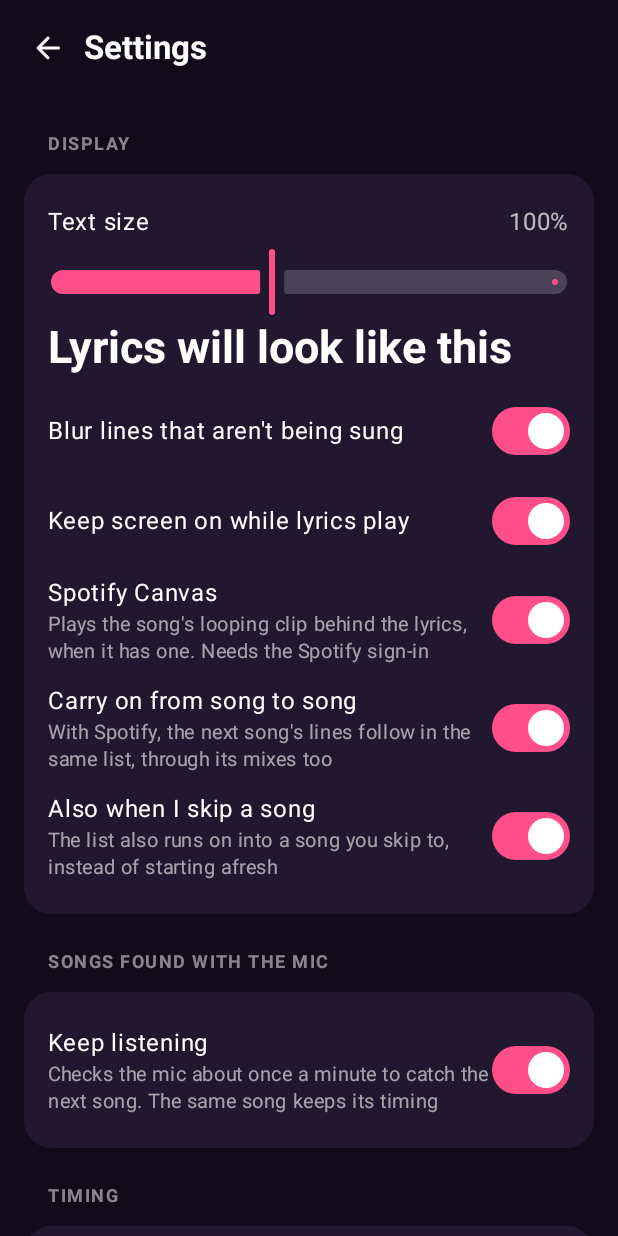
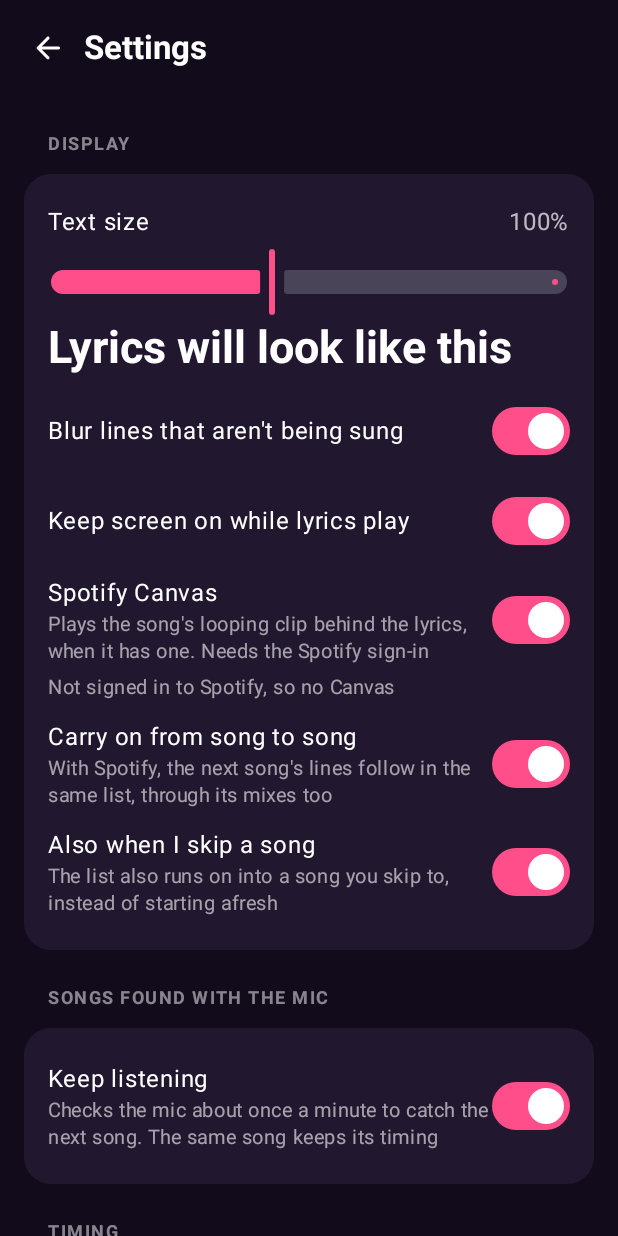
Before and after one commit to kamol1dn/syllable-lyrics, an Android app built with Jetpack Compose: the screen it shows after launch (MainActivity), after a tap on "Settings", on a phone screen of 412 x 824 dp. Run offline under Robolectric (Android 15) with nearby library versions, the phone set to English and light mode, and no system bars; pictures from the network do not load.

Commit message:
Settings say what came of the Canvas lookup for the song that is playing

```diff
--- a/app/src/main/java/dev/kamol1dn/syllable/MainViewModel.kt
+++ b/app/src/main/java/dev/kamol1dn/syllable/MainViewModel.kt
@@ -278,6 +278,7 @@ class MainViewModel(app: Application) : AndroidViewModel(app) {
     private var notMixed: String? = null
     private val mix: MixStore = graph.mix
     val mixStatus: StateFlow<MixStore.Status> = mix.status
+    val canvasStatus: StateFlow<String?> = graph.canvas.status
 
     /**
      * Covers fetched ahead for the last few queued songs, by title. The queue moves on a moment
--- a/app/src/main/java/dev/kamol1dn/syllable/ui/SettingsScreen.kt
+++ b/app/src/main/java/dev/kamol1dn/syllable/ui/SettingsScreen.kt
@@ -193,6 +193,17 @@ fun SettingsScreen(vm: MainViewModel, onBack: () -> Unit, onSpotifyLogin: () ->
                         "Spotify Canvas", s.canvas,
                         subtitle = "Plays the song's looping clip behind the lyrics, when it has one. Needs the Spotify sign-in",
                     ) { v -> vm.settings.update { it.copy(canvas = v) } }
+                    // Says why nothing moves, when nothing does.
+                    val canvasStatus by vm.canvasStatus.collectAsStateWithLifecycle()
+                    if (s.canvas) {
+                        Helper(
+                            when {
+                                !spotify.signedIn -> "Not signed in to Spotify, so no Canvas"
+                                else -> canvasStatus ?: "No Spotify song looked up yet"
+                            },
+                            Modifier.padding(bottom = 6.dp),
+                        )
+                    }
                     Toggle(
                         "Carry on from song to song", s.continuousLyrics,
                         subtitle = "With Spotify, the next song's lines follow in the same list, through its mixes too",
```
Also changed, not shown: app/src/main/java/dev/kamol1dn/syllable/spotify/SpotifyCanvas.kt (+29 -6 lines).
